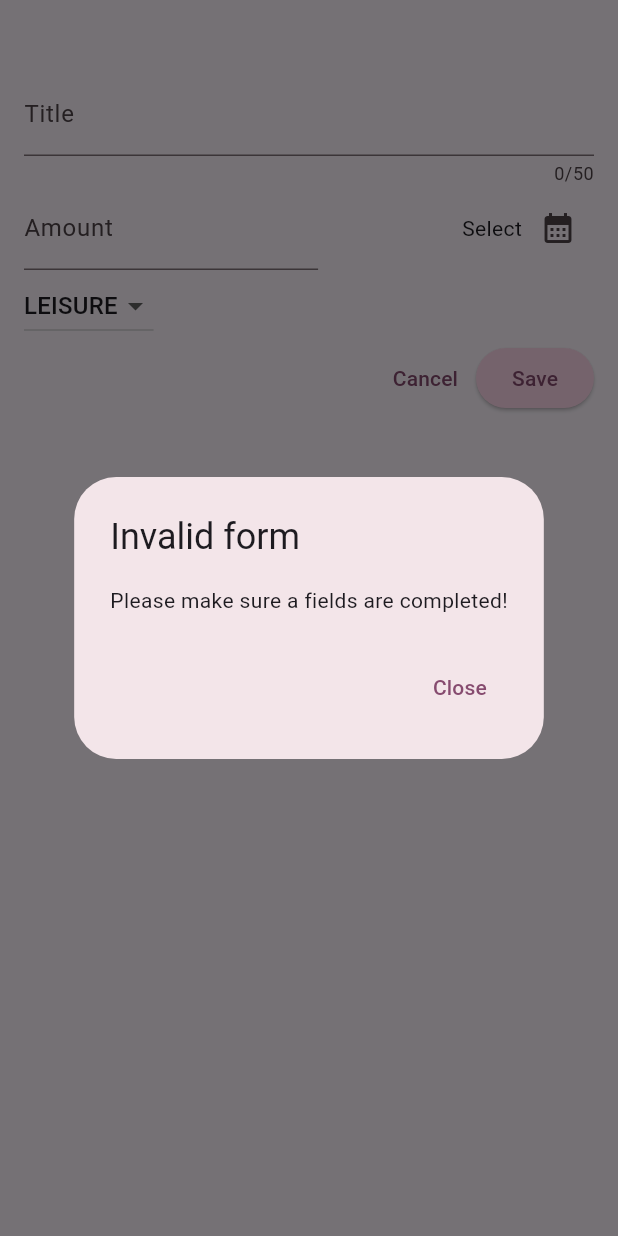
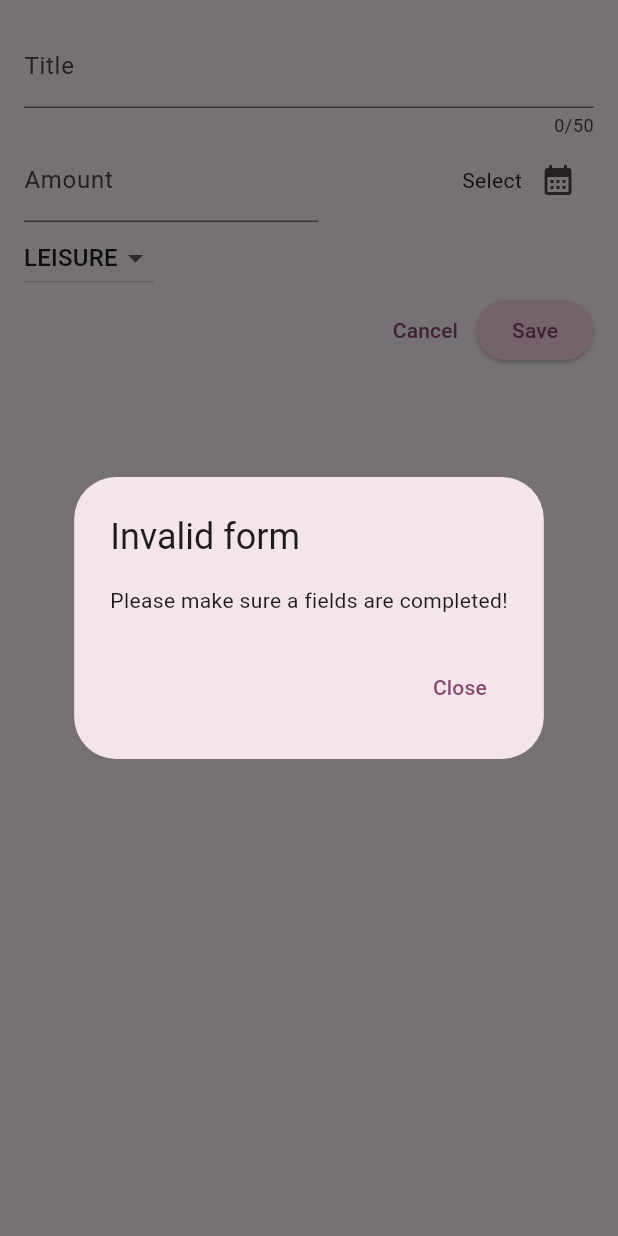
Before and after one commit to ionut-badea/udemy-flutter, a Flutter app: the AddExpense widget shown alone on an empty page, opened directly with empty values, after a tap on "Save", on a phone screen of 412 x 824 dp. Run offline on Flutter 3.47's test engine with Material 3 defaults, Android fonts, the light colour scheme and no system bars; our stand-ins replace google_fonts.

Commit message:
section-06 | app final
Signed-off-by: Ionut Badea <ionut.badea@yazee.me>

```diff
--- a/section-06/expenses_tracker/lib/expenses.dart
+++ b/section-06/expenses_tracker/lib/expenses.dart
@@ -59,6 +59,7 @@ class _ExpensesState extends State<Expenses> {
 
   void _openAddExpenseModal() {
     showModalBottomSheet(
+      useSafeArea: true,
       isScrollControlled: true,
       context: context,
       builder: (context) => AddExpense(addExpense: _addExpense),
--- a/section-06/expenses_tracker/lib/widgets/expenses/add_expense.dart
+++ b/section-06/expenses_tracker/lib/widgets/expenses/add_expense.dart
@@ -1,4 +1,7 @@
+import 'dart:io';
+
 import 'package:expenses_tracker/model/expense.dart';
+import 'package:flutter/cupertino.dart';
 import 'package:flutter/material.dart';
 
 class AddExpense extends StatefulWidget {
@@ -39,13 +42,26 @@ class _AddExpense extends State<AddExpense> {
     });
   }
 
-  void _submitExpense() {
-    final isTitleInvalid = _titleController.text.trim().isEmpty;
-    final amount = double.tryParse(_amountController.text);
-    final isAmountInvalid = amount == null || amount <= 0;
-    final isDateInvalid = _pickedDate == null;
-
-    if (isTitleInvalid || isAmountInvalid || isDateInvalid) {
+  void _showDialog() {
+    if (Platform.isIOS) {
+      showCupertinoDialog(
+        context: context,
+        builder: (context) {
+          return CupertinoAlertDialog(
+            title: Text('Invalid form'),
+            content: Text('Please make sure a fields are completed!'),
+            actions: [
+              TextButton(
+                onPressed: () {
+                  Navigator.pop(context);
+                },
+                child: Text('Close'),
+              ),
+            ],
+          );
+        },
+      );
+    } else {
       showDialog(
         context: context,
         builder: (context) {
@@ -63,6 +79,17 @@ class _AddExpense extends State<AddExpense> {
           );
         },
       );
+    }
+  }
+
+  void _submitExpense() {
+    final isTitleInvalid = _titleController.text.trim().isEmpty;
+    final amount = double.tryParse(_amountController.text);
+    final isAmountInvalid = amount == null || amount <= 0;
+    final isDateInvalid = _pickedDate == null;
+
+    if (isTitleInvalid || isAmountInvalid || isDateInvalid) {
+      _showDialog();
     } else {
       final expese = Expense(
         title: _titleController.text,
@@ -78,7 +105,7 @@ class _AddExpense extends State<AddExpense> {
   @override
   Widget build(BuildContext context) {
     return Padding(
-      padding: EdgeInsets.fromLTRB(16, 48, 16, 16),
+      padding: EdgeInsets.fromLTRB(16, 16, 16, 16),
       child: Column(
         children: [
           TextField(
```
Also changed, not shown: section-06/expenses_tracker/lib/main.dart (+7 -1 lines).
